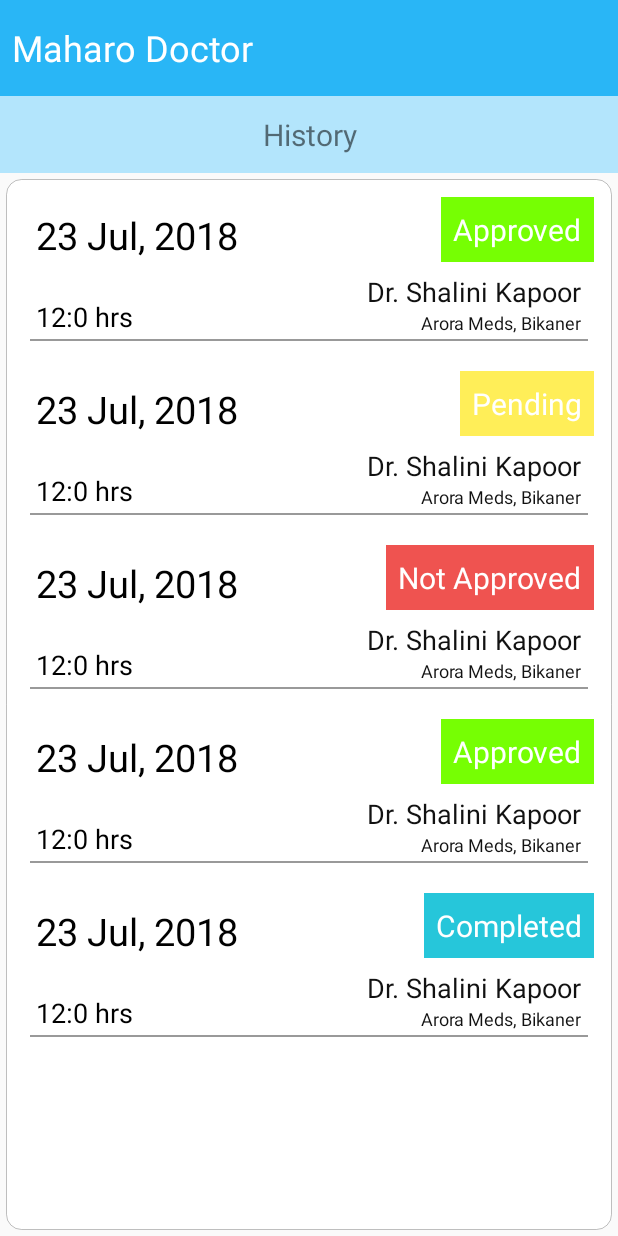
After one commit to aagarwal1012/Maharo-Doctor-Android, an Android app: the HistoryActivity screen opened directly, with no data from a screen before it, on a phone screen of 412 x 824 dp. The commit adds this screen. Run offline under Robolectric (Android 15) with nearby library versions, the phone set to English and light mode, and no system bars.

Commit message:
Added history, presc layout files

```diff
--- a/app/src/main/AndroidManifest.xml
+++ b/app/src/main/AndroidManifest.xml
@@ -23,7 +23,9 @@
         <activity
             android:name=".MakeAppointmentActivity"
             android:windowSoftInputMode="stateAlwaysHidden" />
-        <activity android:name=".CurrentStatusActivity"></activity>
+        <activity android:name=".CurrentStatusActivity" />
+        <activity android:name=".PrescriptionsActivity" />
+        <activity android:name=".HistoryActivity"></activity>
     </application>
 
 </manifest>
--- /dev/null
+++ b/app/src/main/java/in/ashutoshchaubey/maharodoctor/HistoryActivity.java
@@ -0,0 +1,43 @@
+package in.ashutoshchaubey.maharodoctor;
+
+import android.support.v7.app.AppCompatActivity;
+import android.os.Bundle;
+import android.support.v7.widget.LinearLayoutManager;
+import android.support.v7.widget.RecyclerView;
+import android.view.View;
+
+import java.util.ArrayList;
+
+public class HistoryActivity extends AppCompatActivity implements medAdapter.ItemClickListener {
+
+    ArrayList<appointment> data;
+    appointmentAdapter adapter;
+
+    @Override
+    protected void onCreate(Bundle savedInstanceState) {
+        super.onCreate(savedInstanceState);
+        setContentView(R.layout.activity_history);
+
+        RecyclerView appRecView = (RecyclerView) findViewById(R.id.appointment_list);
+        data = new ArrayList<>();
+        data.add(new appointment(12,0,23, 7, 2018, 23123, "Dr. Shalini Kapoor",
+                "Arora Meds", "Bikaner", "Approved"));
+        data.add(new appointment(12,0,23, 7, 2018, 23123, "Dr. Shalini Kapoor",
+                "Arora Meds", "Bikaner", "Pending"));
+        data.add(new appointment(12,0,23, 7, 2018, 23123, "Dr. Shalini Kapoor",
+                "Arora Meds", "Bikaner", "Not Approved"));
+        data.add(new appointment(12,0,23, 7, 2018, 23123, "Dr. Shalini Kapoor",
+                "Arora Meds", "Bikaner", "Approved"));
+        data.add(new appointment(12,0,23, 7, 2018, 23123, "Dr. Shalini Kapoor",
+                "Arora Meds", "Bikaner", "Completed"));
+        adapter = new appointmentAdapter(this, data);
+        appRecView.setLayoutManager(new LinearLayoutManager(this));
+        adapter.setClickListener(this);
+        appRecView.setAdapter(adapter);
+    }
+
+    @Override
+    public void onItemClick(View view, int position) {
+        //TODO
+    }
+}
--- /dev/null
+++ b/app/src/main/java/in/ashutoshchaubey/maharodoctor/appointment.java
@@ -0,0 +1,105 @@
+package in.ashutoshchaubey.maharodoctor;
+
+/**
+ * Created by ashutoshchaubey on 23/07/18.
+ */
+
+public class appointment {
+
+    private int hour, minute, dd, mm, yyyy, id;
+    private String docName, clinicName, cityName, status;
+
+    public int getHour() {
+        return hour;
+    }
+
+    public void setHour(int hour) {
+        this.hour = hour;
+    }
+
+    public int getMinute() {
+        return minute;
+    }
+
+    public void setMinute(int minute) {
+        this.minute = minute;
+    }
+
+    public int getDd() {
+        return dd;
+    }
+
+    public void setDd(int dd) {
+        this.dd = dd;
+    }
+
+    public int getMm() {
+        return mm;
+    }
+
+    public void setMm(int mm) {
+        this.mm = mm;
+    }
+
+    public int getYyyy() {
+        return yyyy;
+    }
+
+    public void setYyyy(int yyyy) {
+        this.yyyy = yyyy;
+    }
+
+    public int getId() {
+        return id;
+    }
+
+    public void setId(int id) {
+        this.id = id;
+    }
+
+    public String getDocName() {
+        return docName;
+    }
+
+    public void setDocName(String docName) {
+        this.docName = docName;
+    }
+
+    public String getClinicName() {
+        return clinicName;
+    }
+
+    public void setClinicName(String clinicName) {
+        this.clinicName = clinicName;
+    }
+
+    public String getCityName() {
+        return cityName;
+    }
+
+    public void setCityName(String cityName) {
+        this.cityName = cityName;
+    }
+
+    public String getStatus() {
+        return status;
+    }
+
+    public void setStatus(String status) {
+        this.status = status;
+    }
+
+    public appointment(int hour, int minute, int dd, int mm, int yyyy, int id, String docName, String clinicName, String cityName, String status) {
+
+        this.hour = hour;
+        this.minute = minute;
+        this.dd = dd;
+        this.mm = mm;
+        this.yyyy = yyyy;
+        this.id = id;
+        this.docName = docName;
+        this.clinicName = clinicName;
+        this.cityName = cityName;
+        this.status = status;
+    }
+}
--- /dev/null
+++ b/app/src/main/java/in/ashutoshchaubey/maharodoctor/appointmentAdapter.java
@@ -0,0 +1,103 @@
+package in.ashutoshchaubey.maharodoctor;
+
+import android.content.Context;
+import android.graphics.Color;
+import android.graphics.Typeface;
+import android.support.v7.widget.RecyclerView;
+import android.util.Log;
+import android.view.LayoutInflater;
+import android.view.View;
+import android.view.ViewGroup;
+import android.widget.TextView;
+
+import java.util.ArrayList;
+
+/**
+ * Created by ashutoshchaubey on 23/07/18.
+ */
+
+public class appointmentAdapter extends RecyclerView.Adapter<appointmentAdapter.appointViewHolder> {
+
+    private ArrayList<appointment> data;
+    private medAdapter.ItemClickListener mClickListener;
+    private LayoutInflater mInflater;
+    private Context c;
+    private String[] months = new String[]{"Jan", "Feb", "Mar", "Apr", "May", "Jun", "Jul", "Aug", "Sep", "Oct",
+    "Nov", "Dec"};
+
+    public appointmentAdapter(Context context, ArrayList<appointment> data) {
+        this.mInflater = LayoutInflater.from(context);
+        this.data = data;
+        this.c = context;
+    }
+
+    @Override
+    public appointmentAdapter.appointViewHolder onCreateViewHolder(ViewGroup parent, int viewType) {
+        View view = mInflater.inflate(R.layout.appointment_item,parent,false);
+        return new appointmentAdapter.appointViewHolder(view);
+    }
+
+    @Override
+    public void onBindViewHolder(appointmentAdapter.appointViewHolder holder, int position) {
+        holder.date.setText(data.get(position).getDd() +" "+ months[data.get(position).getMm()-1] +", "+ data.get(position).getYyyy());
+        holder.time.setText(data.get(position).getHour()+":"+data.get(position).getMinute()+" hrs");
+        holder.docName.setText(data.get(position).getDocName());
+        holder.clinic.setText(data.get(position).getClinicName()+", "+data.get(position).getCityName());
+        holder.status.setText(data.get(position).getStatus());
+        if (data.get(position).getStatus().equals("Pending")){
+            holder.status.setBackgroundColor(Color.parseColor("#FFEE58"));
+        }else if(data.get(position).getStatus().equals("Approved")){
+            holder.status.setBackgroundColor(Color.parseColor("#76FF03"));
+        }else if (data.get(position).getStatus().equals("Not Approved")){
+            holder.status.setBackgroundColor(Color.parseColor("#EF5350"));
+        }else{
+            holder.status.setBackgroundColor(Color.parseColor("#26C6DA"));
+        }
+    }
+
+    @Override
+    public int getItemCount() {
+        return data.size();
+    }
+
+    public class appointViewHolder extends RecyclerView.ViewHolder implements View.OnClickListener {
+        TextView date;
+        TextView time, status, docName, clinic;
+
+        public appointViewHolder(View itemView) {
+            super(itemView);
+
+            date = (TextView) itemView.findViewById(R.id.appoint_date);
+            time = (TextView) itemView.findViewById(R.id.appointment_time);
+            status = (TextView) itemView.findViewById(R.id.status);
+            docName = (TextView) itemView.findViewById(R.id.doc_name);
+            clinic = (TextView) itemView.findViewById(R.id.clin_name);
+
+            itemView.setOnClickListener(this);
+        }
+
+        @Override
+        public void onClick(View view) {
+            if(mClickListener!=null){
+                mClickListener.onItemClick(view, getAdapterPosition());
+            }
+        }
+    }
+
+    public interface ItemClickListener {
+        void onItemClick(View view, int position);
+    }
+
+    // allows clicks events to be caught
+    void setClickListener(medAdapter.ItemClickListener itemClickListener) {
+        this.mClickListener = itemClickListener;
+    }
+
+    public ArrayList<appointment> getData() {
+        return data;
+    }
+
+    public void setData(ArrayList<appointment> mData) {
+        this.data = mData;
+    }
+}
--- a/app/src/main/res/layout/activity_current_status.xml
+++ b/app/src/main/res/layout/activity_current_status.xml
@@ -8,8 +8,6 @@
     tools:context="in.ashutoshchaubey.maharodoctor.CurrentStatusActivity">
 
     <include layout="@layout/app_toolbar"/>
-
-
 
     <LinearLayout
         android:layout_width="match_parent"
--- /dev/null
+++ b/app/src/main/res/layout/activity_history.xml
@@ -0,0 +1,38 @@
+<?xml version="1.0" encoding="utf-8"?>
+<LinearLayout xmlns:android="http://schemas.android.com/apk/res/android"
+    xmlns:app="http://schemas.android.com/apk/res-auto"
+    xmlns:tools="http://schemas.android.com/tools"
+    android:layout_width="match_parent"
+    android:layout_height="match_parent"
+    android:orientation="vertical"
+    tools:context="in.ashutoshchaubey.maharodoctor.HistoryActivity">
+
+    <include layout="@layout/app_toolbar"/>
+
+    <LinearLayout
+        android:layout_width="match_parent"
+        android:layout_height="0dp"
+        android:layout_weight="1"
+        android:orientation="vertical">
+
+        <TextView
+            android:layout_width="match_parent"
+            android:layout_height="wrap_content"
+            android:text="History"
+            android:gravity="center"
+            android:textSize="20sp"
+            android:padding="12dp"
+            android:background="#B3E5FC"/>
+
+        <android.support.v7.widget.RecyclerView
+            android:id="@+id/appointment_list"
+            android:layout_margin="4dp"
+            android:padding="4dp"
+            android:layout_width="match_parent"
+            android:layout_height="0dp"
+            android:background="@drawable/rounded_background"
+            android:layout_weight="1"/>
+
+    </LinearLayout>
+
+</LinearLayout>
--- a/app/src/main/res/layout/activity_login.xml
+++ b/app/src/main/res/layout/activity_login.xml
@@ -8,7 +8,7 @@
     android:layout_height="match_parent"
     tools:context="in.ashutoshchaubey.maharodoctor.LoginActivity"
     android:fitsSystemWindows="true"
-    android:background="@drawable/sign_in_bg"
+    android:background="@drawable/sign_in_bg1"
     >
 
     <TextView
--- a/app/src/main/res/layout/activity_main.xml
+++ b/app/src/main/res/layout/activity_main.xml
@@ -120,6 +120,7 @@
             android:orientation="horizontal">
 
             <LinearLayout
+                android:id="@+id/current_status"
                 android:layout_width="0dp"
                 android:layout_height="wrap_content"
                 android:layout_weight="1"
@@ -163,6 +164,7 @@
             </LinearLayout>
 
             <LinearLayout
+                android:id="@+id/presc"
                 android:layout_width="0dp"
                 android:layout_height="wrap_content"
                 android:layout_weight="1"
@@ -256,6 +258,7 @@
             </LinearLayout>
 
             <LinearLayout
+                android:id="@+id/history"
                 android:layout_width="0dp"
                 android:layout_height="wrap_content"
                 android:layout_weight="1"
--- a/app/src/main/res/layout/activity_sign_in.xml
+++ b/app/src/main/res/layout/activity_sign_in.xml
@@ -8,7 +8,7 @@
     android:layout_height="match_parent"
     tools:context="in.ashutoshchaubey.maharodoctor.LoginActivity"
     android:fitsSystemWindows="true"
-    android:background="@drawable/sign_in_bg"
+    android:background="@drawable/sign_in_bg1"
     >
 
     <!--<ImageView-->
--- /dev/null
+++ b/app/src/main/res/layout/appointment_item.xml
@@ -0,0 +1,72 @@
+<?xml version="1.0" encoding="utf-8"?>
+<RelativeLayout
+    xmlns:android="http://schemas.android.com/apk/res/android"
+    android:orientation="horizontal"
+    android:layout_width="match_parent"
+    android:layout_height="100dp"
+    android:layout_margin="8dp">
+
+    <TextView
+        android:id="@+id/appoint_date"
+        android:padding="8dp"
+        android:layout_width="wrap_content"
+        android:layout_height="wrap_content"
+        android:text="22-Jul-2018"
+        android:textSize="25sp"
+        android:textColor="@android:color/black"/>
+
+    <TextView
+        android:id="@+id/appointment_time"
+        android:layout_alignParentBottom="true"
+        android:paddingStart="8dp"
+        android:paddingEnd="8dp"
+        android:paddingBottom="8dp"
+        android:layout_width="wrap_content"
+        android:layout_height="wrap_content"
+        android:text="15:00hrs"
+        android:textColor="@android:color/black"
+        android:textSize="18sp"/>
+
+    <TextView
+        android:id="@+id/status"
+        android:layout_width="wrap_content"
+        android:layout_height="wrap_content"
+        android:padding="8dp"
+        android:background="@android:color/holo_red_light"
+        android:text="Pending"
+        android:textColor="@android:color/white"
+        android:textSize="20sp"
+        android:layout_alignParentEnd="true"/>
+
+    <LinearLayout
+        android:layout_width="wrap_content"
+        android:layout_height="wrap_content"
+        android:orientation="vertical"
+        android:gravity="end"
+        android:layout_alignParentEnd="true"
+        android:padding="8dp"
+        android:layout_alignParentBottom="true">
+        <TextView
+            android:id="@+id/doc_name"
+            android:layout_width="wrap_content"
+            android:layout_height="wrap_content"
+            android:text="Dr. Kailash Verma"
+            android:textSize="18sp"
+            android:textColor="#ee000000"/>
+        <TextView
+            android:id="@+id/clin_name"
+            android:layout_width="wrap_content"
+            android:layout_height="wrap_content"
+            android:text="Barbara Eye Care Center, Jaipur"
+            android:textSize="12sp"
+            android:textColor="#ee000000"/>
+    </LinearLayout>
+
+    <View
+        android:layout_width="match_parent"
+        android:layout_height="1dp"
+        android:background="#66000000"
+        android:layout_alignParentBottom="true"
+        android:layout_margin="4dp"/>
+
+</RelativeLayout>
```
Also changed, not shown: app/src/main/java/in/ashutoshchaubey/maharodoctor/MainActivity.java (+21 -0 lines), app/src/main/java/in/ashutoshchaubey/maharodoctor/PrescriptionsActivity.java (added, +63 -0 lines), app/src/main/java/in/ashutoshchaubey/maharodoctor/medAdapter.java (added, +90 -0 lines), app/src/main/java/in/ashutoshchaubey/maharodoctor/medicine.java (added, +42 -0 lines), app/src/main/res/layout/activity_prescriptions.xml (added, +113 -0 lines), app/src/main/res/layout/medicine_item.xml (added, +41 -0 lines), app/src/main/assets/fonts/AlexBrush.ttf (added), app/src/main/res/drawable/sign_in_bg1.png (added).
